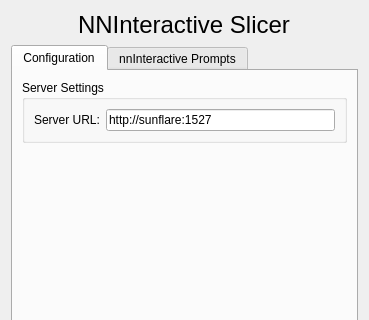
Above: slicer_plugin/NNInteractiveSlicer/Resources/UI/NNInteractiveSlicer.ui from rohith50/SlicerNNInteractive before the change; both pictures show x 0 to 369 and y 0 to 320 of the 369 by 800 pixel window. Below: the same form after it.
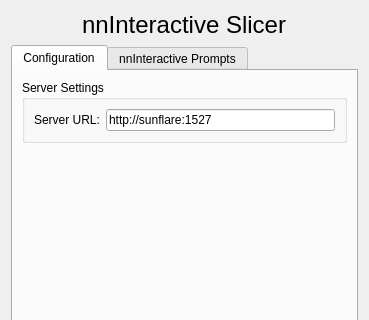
That is the form after the change. Custom widgets are drawn as their Qt base class.

What changed in the file:
```diff
--- a/slicer_plugin/NNInteractiveSlicer/Resources/UI/NNInteractiveSlicer.ui
+++ b/slicer_plugin/NNInteractiveSlicer/Resources/UI/NNInteractiveSlicer.ui
@@ -24,7 +24,7 @@
                                 </font>
                             </property>
                             <property name="text">
-                                <string>NNInteractive Slicer</string>
+                                <string>nnInteractive Slicer</string>
                             </property>
                         </widget>
                     </item>
```
Left out of the diff: 4 changed lines with no effect on the pictures.
